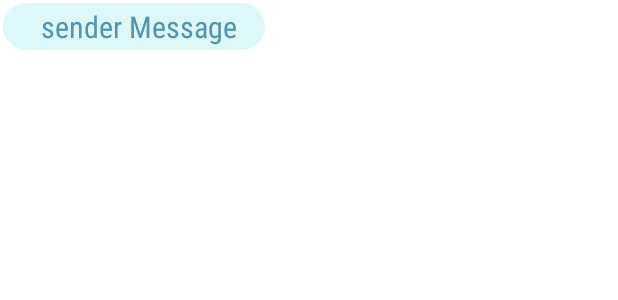
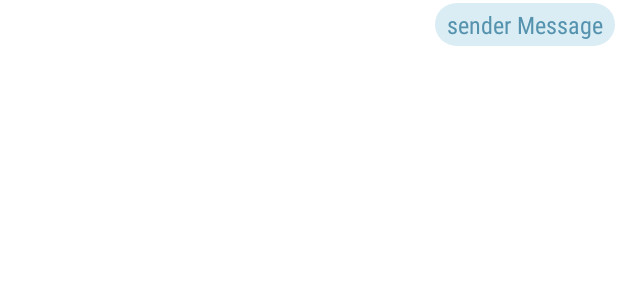
Before and after one commit to ShankarRio2k/rios, an Android app: the layout senderchatlayout.xml on its own in the app's theme, with its tools: preview values and no code run, on a phone screen of 412 x 824 dp. Shown: the top 300 px of the screen. Run offline under Robolectric (Android 15) with nearby library versions, the phone set to English and light mode, and no system bars.

Commit message:
designed chat sender and receiver layouts

```diff
--- a/app/src/main/res/drawable/senderchat.xml
+++ b/app/src/main/res/drawable/senderchat.xml
@@ -4,6 +4,6 @@
 <corners android:radius="25dp" >
 
 </corners>
-    <solid android:color="#DDF8F8" ></solid>
+    <solid android:color="#daedf4" ></solid>
 
 </shape>
--- a/app/src/main/res/layout/receiverchatlayout.xml
+++ b/app/src/main/res/layout/receiverchatlayout.xml
@@ -17,12 +17,12 @@
             android:layout_width="wrap_content"
             android:layout_height="wrap_content"
             android:fontFamily="sans-serif-condensed"
-            android:paddingStart="25dp"
+            android:paddingStart="15dp"
             android:paddingTop="2dp"
             android:paddingBottom="2dp"
             android:text="sender Message"
             android:textColor="@color/grey"
-            android:textSize="20sp"
+            android:textSize="16sp"
             android:gravity="end">
 
         </TextView>
--- a/app/src/main/res/layout/senderchatlayout.xml
+++ b/app/src/main/res/layout/senderchatlayout.xml
@@ -2,28 +2,27 @@
 <RelativeLayout xmlns:android="http://schemas.android.com/apk/res/android"
     android:layout_width="match_parent"
     android:layout_height="wrap_content"
-    android:layout_gravity="end"
     android:padding="2dp">
     <LinearLayout
         android:id="@+id/layoutofmessage"
         android:layout_width="wrap_content"
-        android:layout_marginEnd="7dp"
+        android:layout_alignParentEnd="true"
         android:background="@drawable/senderchat"
         android:orientation="horizontal"
         android:layout_height="wrap_content">
 
         <TextView
             android:id="@+id/senndertext"
-            android:layout_width="wrap_content"
+            android:layout_width="match_parent"
             android:layout_height="wrap_content"
             android:fontFamily="sans-serif-condensed"
-            android:paddingStart="25dp"
-            android:paddingTop="2dp"
-            android:paddingBottom="2dp"
-            android:layout_marginEnd="4dp"
+            android:padding="3dp"
+            android:paddingStart="8dp"
+            android:paddingEnd="6dp"
+            android:layout_marginEnd="2dp"
             android:text="sender Message"
             android:textColor="@color/appColor"
-            android:textSize="20sp">
+            android:textSize="16sp">
 
         </TextView>
 
@@ -32,6 +31,7 @@
             android:layout_width="wrap_content"
             android:layout_height="wrap_content"
             android:padding="7dp"
+            android:visibility="gone"
             android:textColor="@color/black"
             android:textSize="10sp">
 
```
